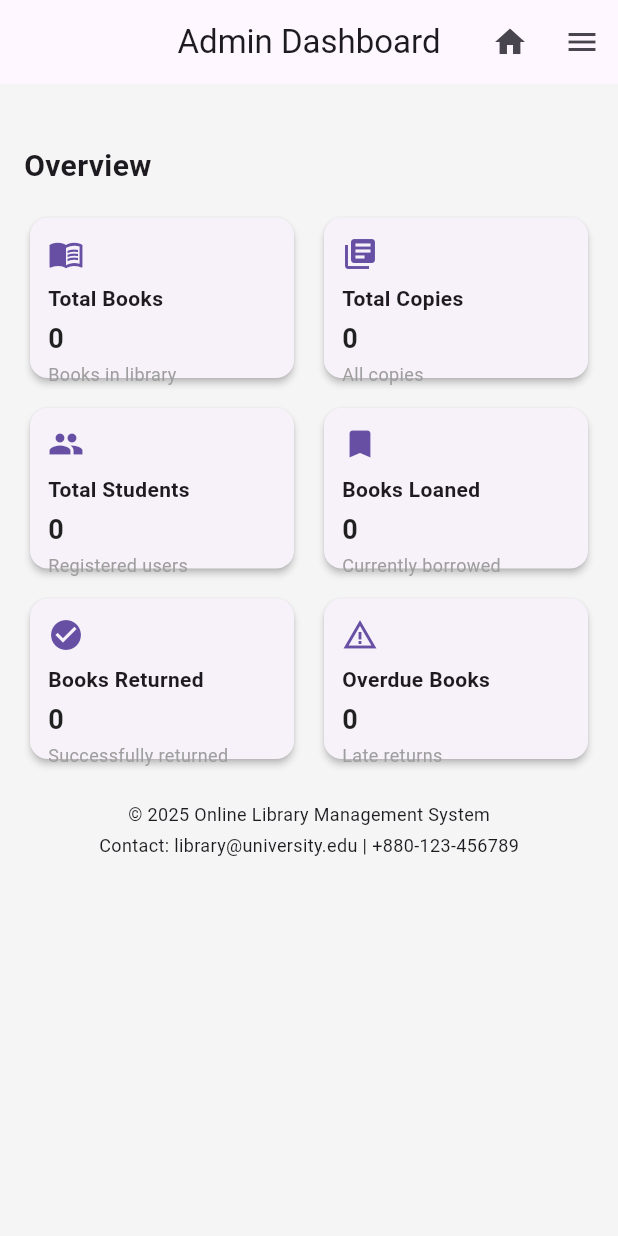
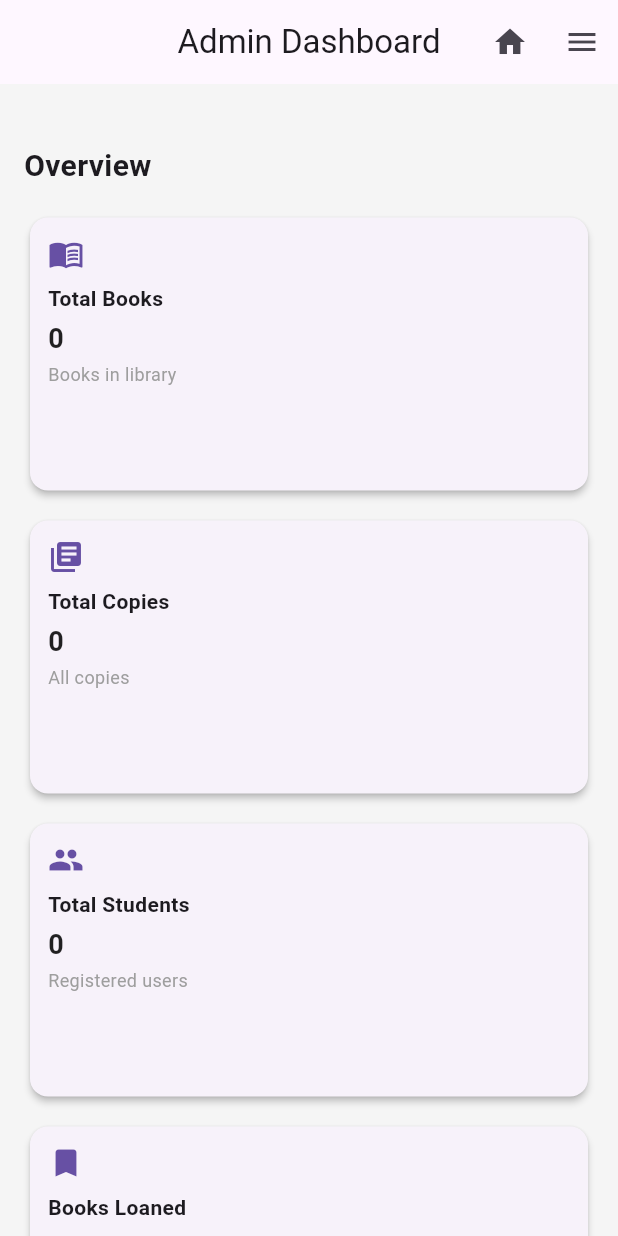
Before and after one commit to AshikurRahman23/LibraryManagementApp, a Flutter app: the AdminDashboardScreen screen opened by its route, on a phone screen of 412 x 824 dp. Run offline on Flutter 3.47's test engine with Material 3 defaults, Android fonts, the light colour scheme and no system bars; our stand-ins replace flutter_secure_storage; accounts and stored records are empty; network calls fail; Roboto replaces fonts that are missing (Poppins).

Commit message:
screen fix

```diff
--- a/library_app/lib/screens/admin/dashboard_screen.dart
+++ b/library_app/lib/screens/admin/dashboard_screen.dart
@@ -61,6 +61,25 @@ class _AdminDashboardScreenState extends State<AdminDashboardScreen> {
     String value,
     String subtitle,
   ) {
+    final screenWidth = MediaQuery.of(context).size.width;
+    double iconSize = 24;
+    double titleSize = 14;
+    double valueSize = 18;
+    double subtitleSize = 12;
+
+    // shrink font sizes on very small screens
+    if (screenWidth < 325) {
+      iconSize = 18;
+      titleSize = 12;
+      valueSize = 14;
+      subtitleSize = 10;
+    } else if (screenWidth < 400) {
+      iconSize = 20;
+      titleSize = 13;
+      valueSize = 16;
+      subtitleSize = 11;
+    }
+
     return Card(
       elevation: 2,
       shape: RoundedRectangleBorder(borderRadius: BorderRadius.circular(12)),
@@ -69,22 +88,25 @@ class _AdminDashboardScreenState extends State<AdminDashboardScreen> {
         child: Column(
           crossAxisAlignment: CrossAxisAlignment.start,
           children: [
-            Icon(icon, size: 24, color: Theme.of(context).primaryColor),
+            Icon(icon, size: iconSize, color: Theme.of(context).primaryColor),
             const SizedBox(height: 8),
             Text(
               title,
-              style: const TextStyle(fontSize: 14, fontWeight: FontWeight.w600),
+              style: TextStyle(fontSize: titleSize, fontWeight: FontWeight.w600),
             ),
             const SizedBox(height: 4),
             Text(
               value,
-              style: const TextStyle(
-                  fontSize: 18, fontWeight: FontWeight.bold, color: Colors.black87),
+              style: TextStyle(
+                fontSize: valueSize,
+                fontWeight: FontWeight.bold,
+                color: Colors.black87,
+              ),
             ),
             const SizedBox(height: 2),
             Text(
               subtitle,
-              style: const TextStyle(fontSize: 12, color: Colors.grey),
+              style: TextStyle(fontSize: subtitleSize, color: Colors.grey),
             ),
           ],
         ),
@@ -101,31 +123,47 @@ class _AdminDashboardScreenState extends State<AdminDashboardScreen> {
     switch (route) {
       case '/admin/books':
         Navigator.pushReplacement(
-            context, MaterialPageRoute(builder: (_) => AdminBooksScreen()));
+          context,
+          MaterialPageRoute(builder: (_) => AdminBooksScreen()),
+        );
         break;
       case '/admin/students':
         Navigator.pushReplacement(
-            context, MaterialPageRoute(builder: (_) => AdminStudentsScreen()));
+          context,
+          MaterialPageRoute(builder: (_) => AdminStudentsScreen()),
+        );
         break;
       case '/admin/loans':
         Navigator.pushReplacementNamed(context, '/admin/loans');
         break;
       case '/admin/requests':
         Navigator.pushReplacement(
-            context, MaterialPageRoute(builder: (_) => AdminRequestsScreen()));
+          context,
+          MaterialPageRoute(builder: (_) => AdminRequestsScreen()),
+        );
         break;
       case '/admin/suggested-books':
         Navigator.pushReplacementNamed(context, '/admin/suggested-books');
         break;
       case '/auth/logout':
         Navigator.pushReplacement(
-            context, MaterialPageRoute(builder: (_) => LoginScreen()));
+          context,
+          MaterialPageRoute(builder: (_) => LoginScreen()),
+        );
         break;
     }
   }
 
   @override
   Widget build(BuildContext context) {
+    final screenWidth = MediaQuery.of(context).size.width;
+    int crossAxisCount;
+    if (screenWidth < 525) {
+      crossAxisCount = 1; // small mobile
+    } else {
+      crossAxisCount = 2; // tablets / medium screens
+    }
+
     return Scaffold(
       backgroundColor: Colors.grey.shade100,
       appBar: AppBar(
@@ -148,7 +186,10 @@ class _AdminDashboardScreenState extends State<AdminDashboardScreen> {
               PopupMenuItem(value: '/admin/students', child: Text('Students')),
               PopupMenuItem(value: '/admin/loans', child: Text('Loans')),
               PopupMenuItem(value: '/admin/requests', child: Text('Requests')),
-              PopupMenuItem(value: '/admin/suggested-books', child: Text('Suggested')),
+              PopupMenuItem(
+                value: '/admin/suggested-books',
+                child: Text('Suggested'),
+              ),
               PopupMenuItem(value: '/auth/logout', child: Text('Logout')),
             ],
           ),
@@ -158,54 +199,53 @@ class _AdminDashboardScreenState extends State<AdminDashboardScreen> {
           ? const Center(child: CircularProgressIndicator())
           : Center(
               child: ConstrainedBox(
-                constraints: const BoxConstraints(maxWidth: 1100),
-                child: Column(
-                  crossAxisAlignment: CrossAxisAlignment.start,
-                  children: [
-                    const SizedBox(height: 24),
-                    Expanded(
+                constraints: const BoxConstraints(maxWidth: 1100), // <-- max width
                 child: SingleChildScrollView(
                   padding: const EdgeInsets.all(16),
                   child: Column(
                     crossAxisAlignment: CrossAxisAlignment.start,
                     children: [
+                      const SizedBox(height: 24),
                       const Text(
                         'Overview',
-                              style: TextStyle(
-                                  fontSize: 20, fontWeight: FontWeight.bold),
+                        style: TextStyle(fontSize: 20, fontWeight: FontWeight.bold),
                       ),
                       const SizedBox(height: 16),
                       GridView.count(
-                              crossAxisCount:
-                                  MediaQuery.of(context).size.width < 800 ? 2 : 3,
+  crossAxisCount: crossAxisCount,
   shrinkWrap: true,
   physics: const NeverScrollableScrollPhysics(),
   crossAxisSpacing: 12,
   mainAxisSpacing: 12,
-                              childAspectRatio: 1.6,
+  childAspectRatio: (() {
+    final screenHeight = MediaQuery.of(context).size.height;
+
+    if (screenHeight < 325) {
+      return 1.2; // very short screens
+    } else if (screenHeight > 900) {
+      return 2.5; // tall screens — normal ratio
+    } else {
+      return 2.0; // medium-height screens — slightly smaller height
+    }
+  })(),
   children: [
-                                buildStatCard(Icons.menu_book, 'Total Books',
-                                    safeString(stats['totalBooks']),
-                                    'Books in library'),
-                                buildStatCard(Icons.library_books, 'Total Copies',
-                                    safeString(stats['totalCopies']), 'All copies'),
-                                buildStatCard(Icons.people, 'Total Students',
-                                    safeString(stats['totalStudents']), 'Registered users'),
-                                buildStatCard(Icons.bookmark, 'Books Loaned',
-                                    safeString(stats['booksLoaned']), 'Currently borrowed'),
-                                buildStatCard(Icons.check_circle, 'Books Returned',
-                                    safeString(stats['booksReturned']), 'Successfully returned'),
-                                buildStatCard(Icons.warning_amber, 'Overdue Books',
-                                    safeString(stats['overdueBooks']), 'Late returns'),
+    buildStatCard(Icons.menu_book, 'Total Books', safeString(stats['totalBooks']), 'Books in library'),
+    buildStatCard(Icons.library_books, 'Total Copies', safeString(stats['totalCopies']), 'All copies'),
+    buildStatCard(Icons.people, 'Total Students', safeString(stats['totalStudents']), 'Registered users'),
+    buildStatCard(Icons.bookmark, 'Books Loaned', safeString(stats['booksLoaned']), 'Currently borrowed'),
+    buildStatCard(Icons.check_circle, 'Books Returned', safeString(stats['booksReturned']), 'Successfully returned'),
+    buildStatCard(Icons.warning_amber, 'Overdue Books', safeString(stats['overdueBooks']), 'Late returns'),
   ],
 ),
+
                       const SizedBox(height: 24),
                       Center(
                         child: Column(
                           children: [
                             Text(
                               '© ${DateTime.now().year} Online Library Management System',
-                                      style: const TextStyle(fontSize: 12)),
+                              style: const TextStyle(fontSize: 12),
+                            ),
                             const SizedBox(height: 4),
                             const Text(
                               'Contact: library@university.edu | +880-123-456789',
@@ -218,9 +258,6 @@ class _AdminDashboardScreenState extends State<AdminDashboardScreen> {
                   ),
                 ),
               ),
-                  ],
-                ),
-              ),
             ),
     );
   }
```
Lines whose indentation alone changed are shown as unchanged.
